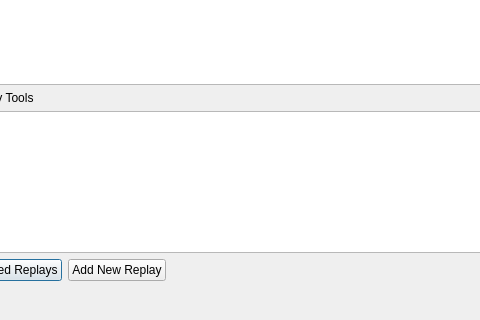
LLNL/RASE, file src/ui/manage_replays_dialog.ui: the form before one commit; both pictures show x 89 to 569 and y 88 to 408 of the 1012 by 408 pixel window.
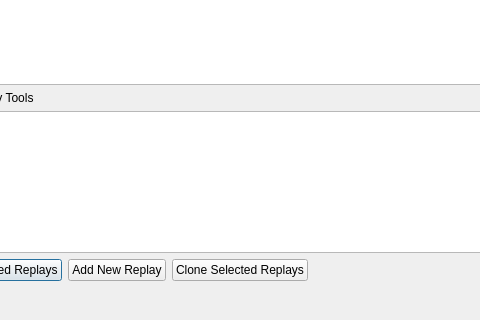
The form after the commit.

The edit to the form file:
```diff
--- a/src/ui/manage_replays_dialog.ui
+++ b/src/ui/manage_replays_dialog.ui
@@ -52,6 +52,13 @@
          </property>
         </widget>
        </item>
+       <item>
+        <widget class="QPushButton" name="cloneReplaysButton">
+         <property name="text">
+          <string>Clone Selected Replays</string>
+         </property>
+        </widget>
+       </item>
        <item>
         <spacer name="horizontalSpacer">
          <property name="orientation">
```
